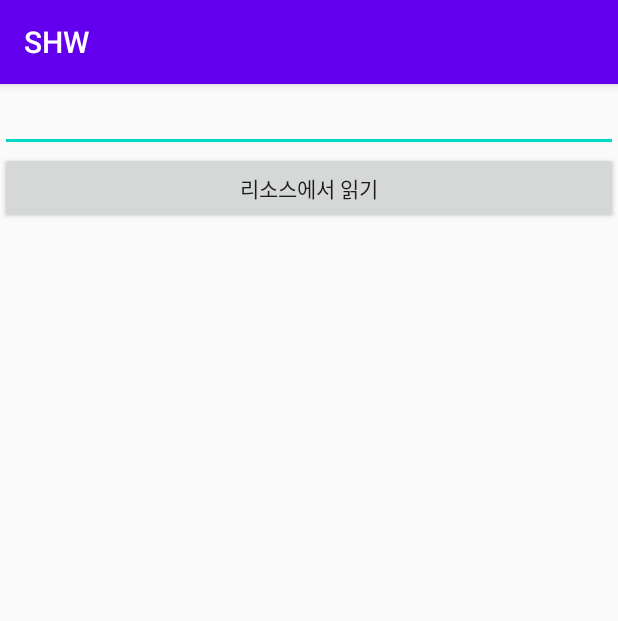
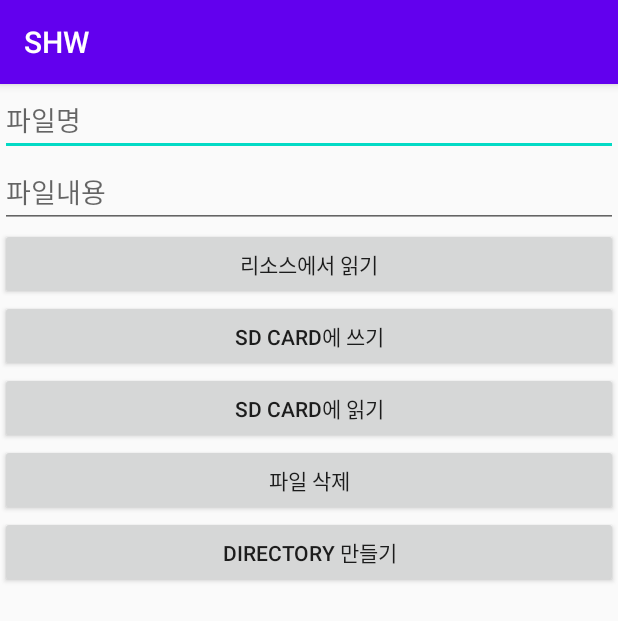
Before and after one commit to Minoyam/School_Homework, an Android app: the screen it shows after launch (ResourceFileActivity before the commit, FileDeleteActivity after it), on a phone screen of 412 x 824 dp. Shown: the top 621 px of the screen. Run offline under Robolectric (Android 15) with nearby library versions, the phone set to English and light mode, and no system bars.

Commit message:
13강 파일 delete / dir 생성

```diff
--- a/app/src/main/AndroidManifest.xml
+++ b/app/src/main/AndroidManifest.xml
@@ -9,21 +9,21 @@
         android:roundIcon="@mipmap/ic_launcher_round"
         android:supportsRtl="true"
         android:theme="@style/AppTheme">
-        <activity android:name=".file.ResourceFileActivity">
+        <activity android:name=".file.FileDeleteActivity">
             <intent-filter>
                 <action android:name="android.intent.action.MAIN" />
 
                 <category android:name="android.intent.category.LAUNCHER" />
             </intent-filter>
         </activity>
+        <activity android:name=".file.ResourceFileActivity"/>
         <activity android:name=".file.SdCardStorageActivity" />
         <activity android:name=".file.InternalStorageActivity" />
         <activity android:name=".dialogbox.InputDialogBoxActivity" />
         <activity android:name=".dialogbox.ListDialogBoxActivity" />
         <activity android:name=".dialogbox.DialogBoxActivity" />
         <activity android:name=".contextmenu.ContextMenuActivity" />
-        <activity android:name=".MainActivity">
-        </activity>
+        <activity android:name=".MainActivity"/>
         <activity android:name=".menubar.MenuActivity" />
     </application>
 
--- /dev/null
+++ b/app/src/main/java/com/cnm/shw/file/FileDeleteActivity.kt
@@ -0,0 +1,75 @@
+package com.cnm.shw.file
+
+import android.os.Bundle
+import android.widget.Toast
+import androidx.appcompat.app.AppCompatActivity
+import androidx.core.content.ContextCompat
+import com.cnm.shw.R
+import kotlinx.android.synthetic.main.activity_file_delete.*
+import java.io.File
+import java.io.FileInputStream
+import java.io.FileOutputStream
+
+class FileDeleteActivity : AppCompatActivity(), DirDialogFragment.InputListener {
+
+    private lateinit var fn: Array<File>
+    private val dirDialogFragment = DirDialogFragment()
+    override fun onCreate(savedInstanceState: Bundle?) {
+        super.onCreate(savedInstanceState)
+        setContentView(R.layout.activity_file_delete)
+        fn = ContextCompat.getExternalFilesDirs(applicationContext, null)
+        bt_delete_resource_read.setOnClickListener {
+            try {
+                val inputStream = resources.openRawResource(R.raw.myname)
+                val bt = ByteArray(inputStream.available())
+                inputStream.read(bt)
+                et_delete_text.setText(String(bt))
+                inputStream.close()
+            } catch (e: Exception) {
+                showToast(e.message.toString())
+            }
+        }
+        bt_delete_write.setOnClickListener {
+            val fileName = fn[0].absolutePath + "/${et_delete_name.text}.txt"
+            val sout = FileOutputStream(fileName, true)
+            sout.write(et_delete_text.text.toString().toByteArray())
+            sout.close()
+            showToast("$fileName 쓰기 성공")
+        }
+        bt_delete_read.setOnClickListener {
+            try {
+                val fileName = fn[0].absolutePath + "/${et_delete_name.text}.txt"
+                val sin = FileInputStream(fileName)
+                val bt = ByteArray(sin.available())
+                sin.read(bt)
+                et_delete_text.setText(String(bt))
+                sin.close()
+                showToast("파일 읽기 성공")
+
+            } catch (e: Exception) {
+                showToast(e.message.toString())
+
+            }
+        }
+        bt_delete_delete.setOnClickListener {
+            val fileName = fn[0].absolutePath + "/${et_delete_name.text}.txt"
+            val file = File(fileName)
+            file.delete()
+            showToast("파일 삭제 성공")
+        }
+        bt_delete_directory.setOnClickListener {
+            dirDialogFragment.apply {
+                this.show(supportFragmentManager, dirDialogFragment.tag)
+            }
+
+        }
+    }
+
+    private fun showToast(text: String) = Toast.makeText(this, text, Toast.LENGTH_LONG).show()
+
+    override fun onPositiveClicked(dir: String) {
+        val dirName = fn[0].absolutePath + "/$dir"
+        File(dirName).mkdir()
+        showToast("$dir 폴더 생성")
+    }
+}
--- /dev/null
+++ b/app/src/main/res/layout/activity_file_delete.xml
@@ -0,0 +1,49 @@
+<?xml version="1.0" encoding="utf-8"?>
+<LinearLayout xmlns:android="http://schemas.android.com/apk/res/android"
+    android:layout_width="match_parent"
+    android:layout_height="match_parent"
+    android:orientation="vertical">
+
+    <EditText
+        android:id="@+id/et_delete_name"
+        android:layout_width="match_parent"
+        android:layout_height="wrap_content"
+        android:hint="@string/et_sd_name" />
+
+    <EditText
+        android:id="@+id/et_delete_text"
+        android:layout_width="match_parent"
+        android:layout_height="wrap_content"
+        android:hint="@string/et_sd_text" />
+
+    <Button
+        android:id="@+id/bt_delete_resource_read"
+        android:layout_width="match_parent"
+        android:layout_height="wrap_content"
+        android:text="@string/bt_resource_read" />
+
+    <Button
+        android:id="@+id/bt_delete_write"
+        android:layout_width="match_parent"
+        android:layout_height="wrap_content"
+        android:text="@string/bt_sd_write" />
+
+    <Button
+        android:id="@+id/bt_delete_read"
+        android:layout_width="match_parent"
+        android:layout_height="wrap_content"
+        android:text="@string/bt_sd_read" />
+
+    <Button
+        android:id="@+id/bt_delete_delete"
+        android:layout_width="match_parent"
+        android:layout_height="wrap_content"
+        android:text="@string/bt_delete" />
+    <Button
+        android:id="@+id/bt_delete_directory"
+        android:layout_width="match_parent"
+        android:layout_height="wrap_content"
+        android:text="@string/bt_delete_directory" />
+
+
+</LinearLayout>
--- a/app/src/main/res/values/strings.xml
+++ b/app/src/main/res/values/strings.xml
@@ -21,4 +21,7 @@
     <string name="bt_sd_write">SD card에 쓰기</string>
     <string name="bt_sd_read">SD card에 읽기</string>
     <string name="bt_resource_read">리소스에서 읽기</string>
+    <string name="bt_delete">파일 삭제</string>
+    <string name="bt_delete_directory">directory 만들기</string>
+    <string name="et_dir_name">폴더 이름을 적어주세요</string>
 </resources>
```
Also changed, not shown: app/src/main/java/com/cnm/shw/file/DirDialogFragment.kt (added, +39 -0 lines), app/src/main/res/layout/dialog_dir.xml (added, +14 -0 lines), 1 other file.
